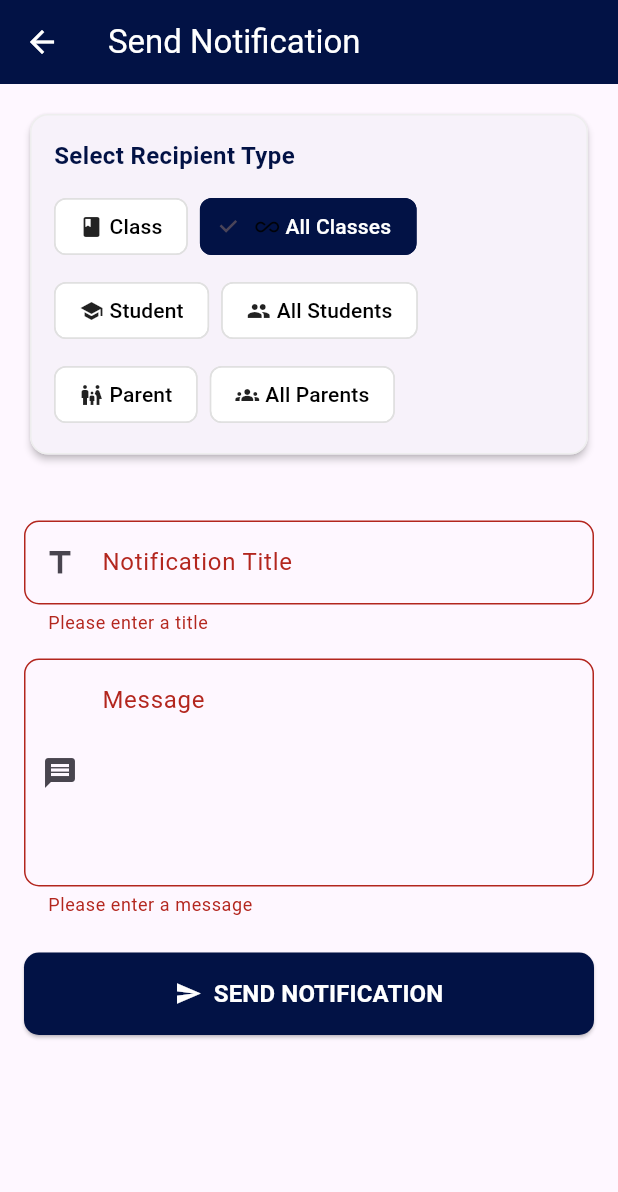
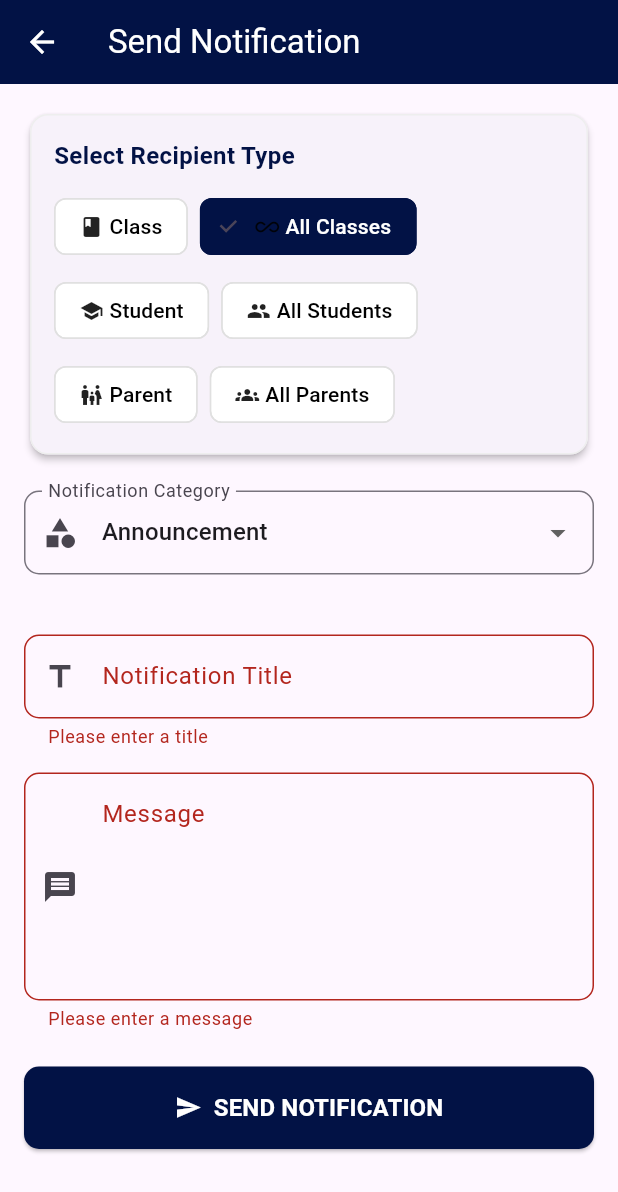
Before and after one commit to safvanafemin/studyzee, a Flutter app: the SendNotificationScreen screen opened directly, after a tap on "SEND NOTIFICATION", after a tap on "All Classes", on a phone screen of 412 x 824 dp. Shown: the top 1192 px of the screen. Run offline on Flutter 3.47's test engine with Material 3 defaults, Android fonts, the phone set to English and light mode, and no system bars; our stand-ins replace cloud_firestore, file_picker, firebase_auth, firebase_core, fl_chart, image_picker and 3 more; missing offline and left inert: flutter_pdfview, razorpay_flutter; accounts and stored records are empty.

Commit message:
notification bugs completed

```diff
--- a/lib/core/models/app_notification.dart
+++ b/lib/core/models/app_notification.dart
@@ -6,6 +6,7 @@ enum NotificationType {
   exam,
   fee,
   attendance,
+  alert,
   general,
 }
 
--- a/lib/features/teacher/notification/notification_send.dart
+++ b/lib/features/teacher/notification/notification_send.dart
@@ -32,8 +32,9 @@ class _SendNotificationScreenState extends State<SendNotificationScreen> {
   List<Map<String, dynamic>> _students = [];
   List<Map<String, dynamic>> _parents = [];
 
-  final bool _isLoading = false;
+  bool _isLoading = false;
   bool _isSending = false;
+  NotificationType _notificationType = NotificationType.announcement;
 
   @override
   void initState() {
@@ -61,6 +62,7 @@ class _SendNotificationScreenState extends State<SendNotificationScreen> {
   }
 
   Future<void> _loadClasses() async {
+    setState(() => _isLoading = true);
     try {
       final snapshot = await _firestore
           .collection('Classes')
@@ -81,6 +83,8 @@ class _SendNotificationScreenState extends State<SendNotificationScreen> {
       });
     } catch (e) {
       print('Error loading classes: $e');
+    } finally {
+      setState(() => _isLoading = false);
     }
   }
 
@@ -89,7 +93,6 @@ class _SendNotificationScreenState extends State<SendNotificationScreen> {
       final snapshot = await _firestore
           .collection('users')
           .where('role', isEqualTo: 'Student')
-          .orderBy('name')
           .get();
 
       setState(() {
@@ -104,6 +107,10 @@ class _SendNotificationScreenState extends State<SendNotificationScreen> {
             'parentName': data['parentName'],
           };
         }).toList();
+        // Sort manually to avoid index issues
+        _students.sort(
+          (a, b) => (a['name'] as String).compareTo(b['name'] as String),
+        );
       });
     } catch (e) {
       print('Error loading students: $e');
@@ -115,7 +122,6 @@ class _SendNotificationScreenState extends State<SendNotificationScreen> {
       final snapshot = await _firestore
           .collection('users')
           .where('role', isEqualTo: 'Parent')
-          .orderBy('name')
           .get();
 
       setState(() {
@@ -127,6 +133,10 @@ class _SendNotificationScreenState extends State<SendNotificationScreen> {
             'email': data['email'] ?? '',
           };
         }).toList();
+        // Sort manually
+        _parents.sort(
+          (a, b) => (a['name'] as String).compareTo(b['name'] as String),
+        );
       });
     } catch (e) {
       print('Error loading parents: $e');
@@ -137,6 +147,20 @@ class _SendNotificationScreenState extends State<SendNotificationScreen> {
     if (_selectedClassId == null) return _students;
     return _students
         .where((student) => student['classId'] == _selectedClassId)
+        .toList();
+  }
+
+  List<Map<String, dynamic>> _getFilteredParents() {
+    if (_selectedClassId == null) return _parents;
+
+    // Get unique parent IDs for students in the selected class
+    final parentIdsInClass = _students
+        .where((s) => s['classId'] == _selectedClassId && s['parentId'] != null)
+        .map((s) => s['parentId'] as String)
+        .toSet();
+
+    return _parents
+        .where((parent) => parentIdsInClass.contains(parent['id']))
         .toList();
   }
 
@@ -174,7 +198,7 @@ class _SendNotificationScreenState extends State<SendNotificationScreen> {
             classId: _selectedClassId!,
             title: _titleController.text.trim(),
             message: _messageController.text.trim(),
-            type: NotificationType.announcement,
+            type: _notificationType,
             senderId: senderId,
             senderName: senderName,
           );
@@ -185,7 +209,7 @@ class _SendNotificationScreenState extends State<SendNotificationScreen> {
             recipientId: _selectedStudentId!,
             title: _titleController.text.trim(),
             message: _messageController.text.trim(),
-            type: NotificationType.announcement,
+            type: _notificationType,
             senderId: senderId,
             senderName: senderName,
           );
@@ -196,7 +220,7 @@ class _SendNotificationScreenState extends State<SendNotificationScreen> {
             recipientId: _selectedParentId!,
             title: _titleController.text.trim(),
             message: _messageController.text.trim(),
-            type: NotificationType.announcement,
+            type: _notificationType,
             senderId: senderId,
             senderName: senderName,
           );
@@ -207,7 +231,7 @@ class _SendNotificationScreenState extends State<SendNotificationScreen> {
             role: 'Student',
             title: _titleController.text.trim(),
             message: _messageController.text.trim(),
-            type: NotificationType.announcement,
+            type: _notificationType,
             senderId: senderId,
             senderName: senderName,
           );
@@ -218,7 +242,7 @@ class _SendNotificationScreenState extends State<SendNotificationScreen> {
             role: 'Parent',
             title: _titleController.text.trim(),
             message: _messageController.text.trim(),
-            type: NotificationType.announcement,
+            type: _notificationType,
             senderId: senderId,
             senderName: senderName,
           );
@@ -229,7 +253,7 @@ class _SendNotificationScreenState extends State<SendNotificationScreen> {
             role: 'Both',
             title: _titleController.text.trim(),
             message: _messageController.text.trim(),
-            type: NotificationType.announcement,
+            type: _notificationType,
             senderId: senderId,
             senderName: senderName,
           );
@@ -307,6 +331,10 @@ class _SendNotificationScreenState extends State<SendNotificationScreen> {
           children: [
             // Recipient Type Selection
             _buildRecipientTypeSection(),
+            const SizedBox(height: 20),
+
+            // Category Selection
+            _buildCategoryDropdown(),
             const SizedBox(height: 20),
 
             // Recipient Selection based on type
@@ -486,7 +514,14 @@ class _SendNotificationScreenState extends State<SendNotificationScreen> {
           ],
         );
       case 'parent':
-        return _buildParentDropdown();
+        return Column(
+          crossAxisAlignment: CrossAxisAlignment.start,
+          children: [
+            _buildClassDropdown(),
+            const SizedBox(height: 16),
+            _buildParentDropdown(),
+          ],
+        );
       default:
         return Container(); // No selection needed for "all" types
     }
@@ -498,7 +533,7 @@ class _SendNotificationScreenState extends State<SendNotificationScreen> {
     }
 
     return DropdownButtonFormField<String>(
-      initialValue: _selectedClassId,
+      value: _selectedClassId,
       decoration: InputDecoration(
         labelText: 'Select Class',
         prefixIcon: const Icon(Icons.class_),
@@ -523,9 +558,11 @@ class _SendNotificationScreenState extends State<SendNotificationScreen> {
             _selectedClassName = _classes.firstWhere(
               (c) => c['id'] == value,
             )['name'];
-            // Clear student selection when class changes
+            // Clear student and parent selection when class changes
             _selectedStudentId = null;
             _selectedStudentName = null;
+            _selectedParentId = null;
+            _selectedParentName = null;
           }
         });
       },
@@ -542,7 +579,7 @@ class _SendNotificationScreenState extends State<SendNotificationScreen> {
     final filteredStudents = _getFilteredStudents();
 
     return DropdownButtonFormField<String>(
-      initialValue: _selectedStudentId,
+      value: _selectedStudentId,
       decoration: InputDecoration(
         labelText: 'Select Student',
         prefixIcon: const Icon(Icons.school),
@@ -557,10 +594,10 @@ class _SendNotificationScreenState extends State<SendNotificationScreen> {
         ...filteredStudents.map((student) {
           return DropdownMenuItem<String>(
             value: student['id'],
-            child: Column(
+            child: Row(
               crossAxisAlignment: CrossAxisAlignment.start,
               children: [
-                Text(student['name']),
+                Text('${student['name']} '),
                 Text(
                   student['className'] ?? '',
                   style: TextStyle(fontSize: 12, color: Colors.grey[600]),
@@ -596,25 +633,28 @@ class _SendNotificationScreenState extends State<SendNotificationScreen> {
       return const LinearProgressIndicator();
     }
 
+    final filteredParents = _getFilteredParents();
+
     return DropdownButtonFormField<String>(
-      initialValue: _selectedParentId,
+      value: _selectedParentId,
       decoration: InputDecoration(
         labelText: 'Select Parent',
         prefixIcon: const Icon(Icons.family_restroom),
         border: OutlineInputBorder(borderRadius: BorderRadius.circular(10)),
+        enabled: _selectedClassId != null,
       ),
       items: [
         const DropdownMenuItem<String>(
           value: null,
           child: Text('Select a parent'),
         ),
-        ..._parents.map((parent) {
+        ...filteredParents.map((parent) {
           return DropdownMenuItem<String>(
             value: parent['id'],
-            child: Column(
+            child: Row(
               crossAxisAlignment: CrossAxisAlignment.start,
               children: [
-                Text(parent['name']),
+                Text('${parent['name']} '),
                 Text(
                   parent['email'] ?? '',
                   style: TextStyle(fontSize: 12, color: Colors.grey[600]),
@@ -624,16 +664,18 @@ class _SendNotificationScreenState extends State<SendNotificationScreen> {
           );
         }),
       ],
-      onChanged: (value) {
+      onChanged: _selectedClassId != null
+          ? (value) {
               setState(() {
                 _selectedParentId = value;
                 if (value != null) {
-            _selectedParentName = _parents.firstWhere(
+                  _selectedParentName = filteredParents.firstWhere(
                     (p) => p['id'] == value,
                   )['name'];
                 }
               });
-      },
+            }
+          : null,
       validator: (value) {
         if (_recipientType == 'parent' && (value == null || value.isEmpty)) {
           return 'Please select a parent';
@@ -642,4 +684,28 @@ class _SendNotificationScreenState extends State<SendNotificationScreen> {
       },
     );
   }
+
+  Widget _buildCategoryDropdown() {
+    return DropdownButtonFormField<NotificationType>(
+      value: _notificationType,
+      decoration: InputDecoration(
+        labelText: 'Notification Category',
+        prefixIcon: const Icon(Icons.category),
+        border: OutlineInputBorder(borderRadius: BorderRadius.circular(10)),
+      ),
+      items: NotificationType.values.map((type) {
+        return DropdownMenuItem<NotificationType>(
+          value: type,
+          child: Text(type.name[0].toUpperCase() + type.name.substring(1)),
+        );
+      }).toList(),
+      onChanged: (value) {
+        if (value != null) {
+          setState(() {
+            _notificationType = value;
+          });
         }
+      },
+    );
+  }
+}
```
Also changed, not shown: lib/core/services/notification_service.dart (+46 -8 lines). Lines whose indentation alone changed are shown as unchanged.
